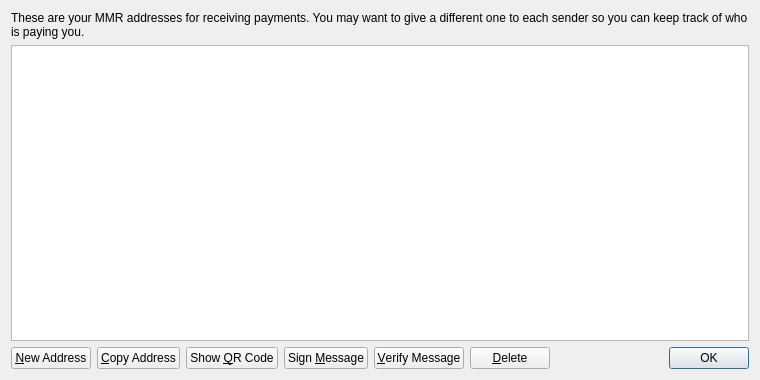
First picture: the form in src/qt/forms/addressbookpage.ui, repository MinuteManReserve/mmr-core, before the edit.
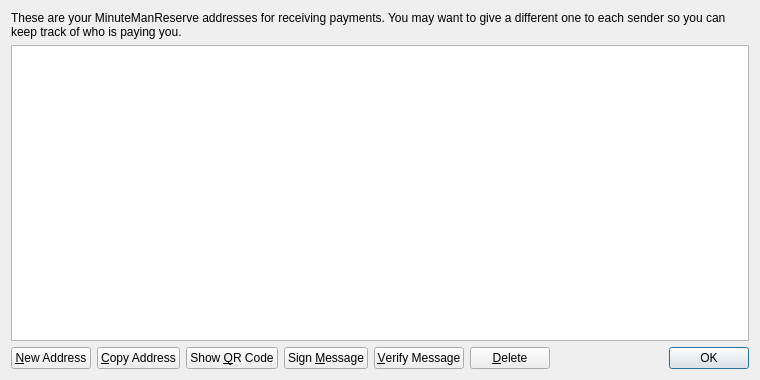
Second picture: the form after the edit.

Diff of the .ui file:
```diff
--- a/src/qt/forms/addressbookpage.ui
+++ b/src/qt/forms/addressbookpage.ui
@@ -17,7 +17,7 @@
    <item>
     <widget class="QLabel" name="labelExplanation">
      <property name="text">
-      <string>These are your MMR addresses for receiving payments. You may want to give a different one to each sender so you can keep track of who is paying you.</string>
+      <string>These are your MinuteManReserve addresses for receiving payments. You may want to give a different one to each sender so you can keep track of who is paying you.</string>
      </property>
      <property name="textFormat">
       <enum>Qt::PlainText</enum>
```
Left out of the diff: 4 changed lines with no effect on the pictures.
